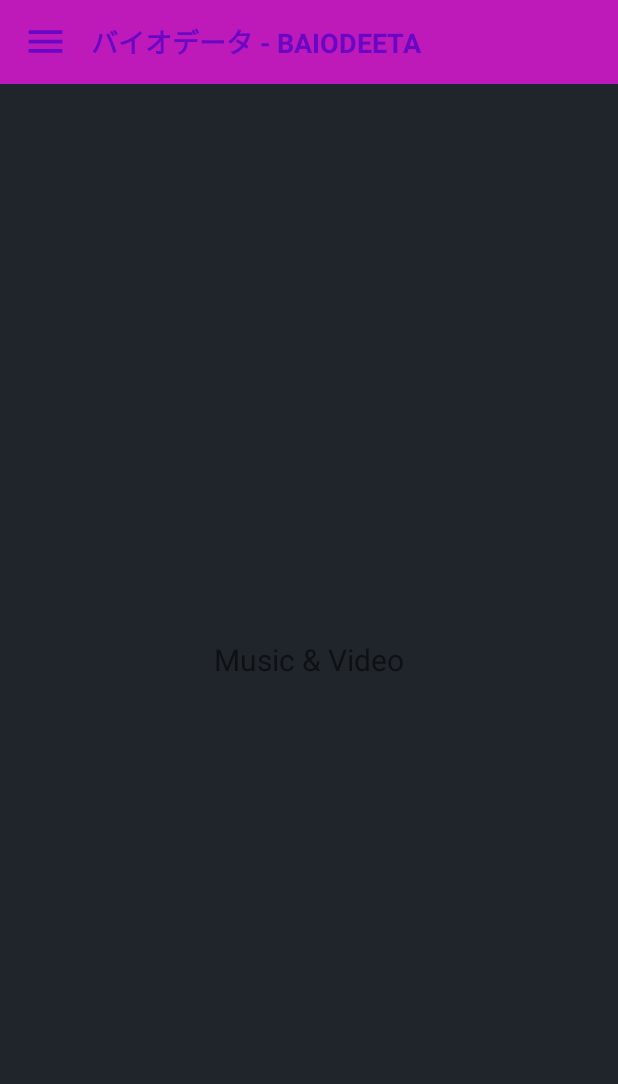
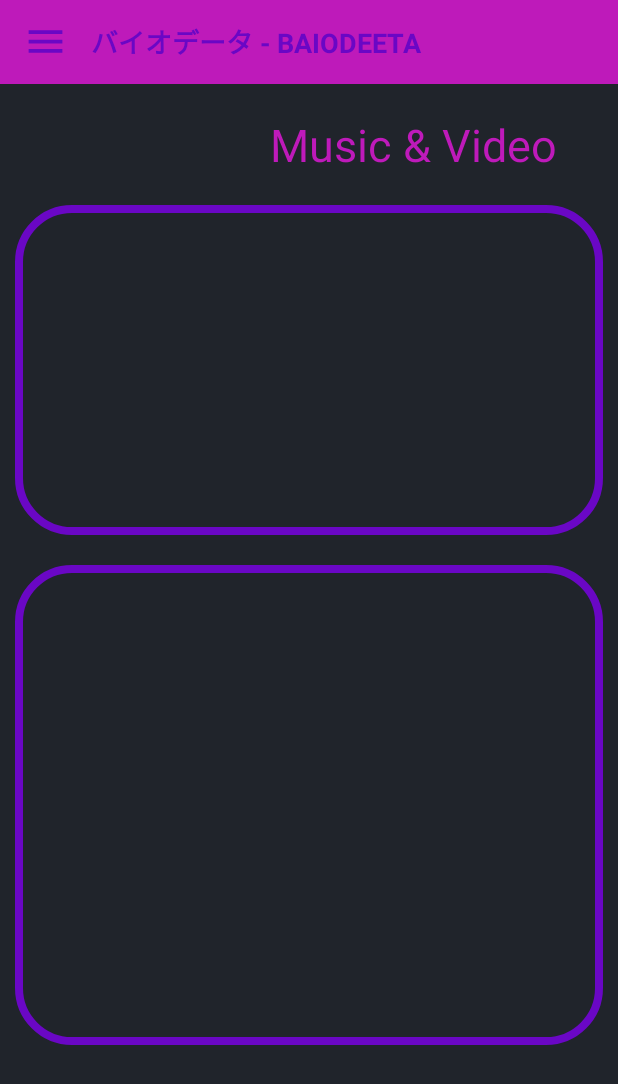
Before and after one commit to fathsbs/bio-app-10118039, an Android app: the MVFragment screen opened through its navigation route, on a phone screen of 412 x 824 dp. Shown: the top 1084 px of the screen. Run offline under Robolectric (Android 15) with nearby library versions, the phone set to English and light mode, and no system bars; our stand-ins replace navigation-ui.

```diff
--- a/app/src/main/java/com/fathsbs/bio_app_10118039/menuFragments/MVFragment.java
+++ b/app/src/main/java/com/fathsbs/bio_app_10118039/menuFragments/MVFragment.java
@@ -3,10 +3,16 @@ package com.fathsbs.bio_app_10118039.menuFragments;
 import android.os.Bundle;
 
 import androidx.fragment.app.Fragment;
+import androidx.recyclerview.widget.GridLayoutManager;
+import androidx.recyclerview.widget.LinearLayoutManager;
+import androidx.recyclerview.widget.ListAdapter;
+import androidx.recyclerview.widget.RecyclerView;
 
 import android.view.LayoutInflater;
 import android.view.View;
 import android.view.ViewGroup;
+
+import com.fathsbs.bio_app_10118039.Adapter.GalleryAdapter;
 
 import com.fathsbs.bio_app_10118039.R;
 
@@ -55,12 +61,22 @@ public class MVFragment extends Fragment {
             mParam1 = getArguments().getString(ARG_PARAM1);
             mParam2 = getArguments().getString(ARG_PARAM2);
         }
+
+
     }
 
     @Override
     public View onCreateView(LayoutInflater inflater, ViewGroup container,
                              Bundle savedInstanceState) {
         // Inflate the layout for this fragment
-        return inflater.inflate(R.layout.fragment_m_v, container, false);
+
+        View view = inflater.inflate(R.layout.fragment_m_v, container, false);
+
+
+        return view;
+
+
     }
+
+
 }
--- a/app/src/main/res/layout/fragment_gallery.xml
+++ b/app/src/main/res/layout/fragment_gallery.xml
@@ -5,11 +5,24 @@
     android:layout_height="match_parent"
     tools:context=".menuFragments.GalleryFragment">
 
+    <TextView
+        android:id="@+id/title"
+        android:layout_width="wrap_content"
+        android:layout_height="wrap_content"
+        android:layout_marginLeft="200dp"
+        android:layout_marginTop="30dp"
+        android:layout_marginBottom="10dp"
+        android:gravity="center"
+        android:text="My Gallery"
+        android:textColor="@color/pinkPrimary"
+        android:textSize="30sp" />
+
     <!-- TODO: Update blank fragment layout -->
     <androidx.recyclerview.widget.RecyclerView
+        android:id="@+id/galleryRecyclerView"
         android:layout_width="match_parent"
         android:layout_height="match_parent"
-        android:id="@+id/galleryRecyclerView"
-        android:scrollbars="vertical"/>
+        android:layout_marginTop="30dp"
+        android:scrollbars="vertical" />
 
 </FrameLayout>
--- a/app/src/main/res/layout/fragment_m_v.xml
+++ b/app/src/main/res/layout/fragment_m_v.xml
@@ -6,11 +6,54 @@
     tools:context=".menuFragments.MVFragment">
 
     <!-- TODO: Update blank fragment layout -->
-    <TextView
-        android:layout_width="wrap_content"
+    <LinearLayout
+        android:layout_width="match_parent"
         android:layout_height="wrap_content"
-        android:layout_gravity="center"
-        android:text="Music &amp; Video"
-        android:textSize="20sp"/>
+        android:orientation="vertical">
+        <TextView
+            android:layout_width="wrap_content"
+            android:layout_height="wrap_content"
+            android:text="Music &amp; Video"
+            android:layout_marginTop="20dp"
+            android:layout_marginLeft="180dp"
+            android:textColor="@color/pinkPrimary"
+            android:textSize="30sp"/>
+        <LinearLayout
+
+            android:layout_width="match_parent"
+            android:layout_height="220dp"
+            android:layout_marginLeft="10dp"
+            android:layout_marginTop="20dp"
+            android:layout_marginRight="10dp"
+            android:background="@drawable/kotak1"
+            android:orientation="vertical"
+            android:padding="30dp">
+
+            <androidx.recyclerview.widget.RecyclerView
+                android:id="@+id/Recyleview"
+                android:layout_width="match_parent"
+                android:layout_height="match_parent"
+                android:padding="10dp"
+                tools:listitem="@layout/item_music_mv" />
+
+        </LinearLayout>
+
+        <LinearLayout
+            android:layout_width="match_parent"
+            android:layout_height="wrap_content"
+            android:layout_marginTop="20dp"
+            android:layout_marginLeft="10dp"
+            android:layout_marginRight="10dp"
+            android:background="@drawable/kotak1"
+            android:orientation="horizontal"
+            android:padding="10dp">
+
+            <androidx.recyclerview.widget.RecyclerView
+                android:id="@+id/videoRecyleview"
+                android:layout_width="match_parent"
+                android:layout_height="300dp"
+                tools:listitem="@layout/item_video_mv" />
+        </LinearLayout>
+    </LinearLayout>
 
 </FrameLayout>
--- a/app/src/main/res/layout/item_photo_gallery.xml
+++ b/app/src/main/res/layout/item_photo_gallery.xml
@@ -2,14 +2,15 @@
 <LinearLayout xmlns:android="http://schemas.android.com/apk/res/android"
     android:orientation="vertical"
     android:layout_width="match_parent"
-    android:layout_height="match_parent">
+    android:layout_height="wrap_content">
+
 
     <ImageView
         android:layout_width="250dp"
         android:layout_height="250dp"
         android:layout_marginLeft="20dp"
         android:layout_marginRight="20dp"
-        android:layout_marginTop="20dp"
+        android:layout_marginTop="10dp"
         android:id="@+id/imageView"
         android:src="@mipmap/ic_launcher"/>
     <TextView
```
Also changed, not shown: app/src/main/res/drawable/pictures3.jpg (deleted), app/src/main/res/drawable/pictures5.jpg (deleted), 5 other files.
